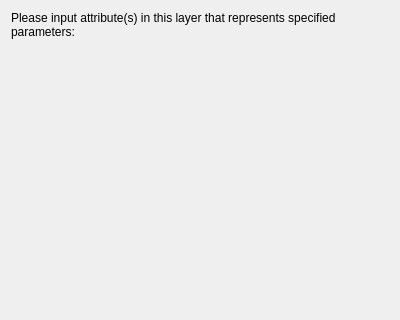
This is safe/gui/ui/wizard/step_kw45_inasafe_fields.ui in inasafe/inasafe as Qt 5 draws it before an edit; both pictures show x 0 to 400 and y 0 to 320 of the 400 by 723 pixel window. The edited form follows.
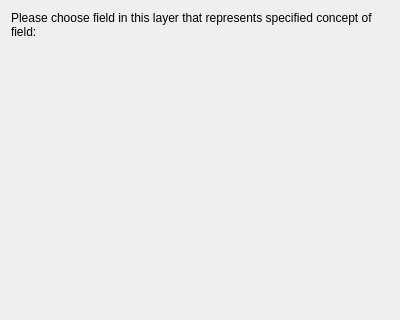
This is the edited form.

Commit message: Add default inasafe field to wizard.

Diff of the .ui file:
```diff
--- a/safe/gui/ui/wizard/step_kw45_inasafe_fields.ui
+++ b/safe/gui/ui/wizard/step_kw45_inasafe_fields.ui
@@ -23,7 +23,7 @@
       <string notr="true">font: 11pt &quot;Ubuntu&quot;;</string>
      </property>
      <property name="text">
-      <string>Please input attribute(s) in this layer that represents specified parameters:</string>
+      <string>Please choose field in this layer that represents specified concept of field:</string>
      </property>
      <property name="alignment">
       <set>Qt::AlignLeading|Qt::AlignLeft|Qt::AlignTop</set>
```
The commit also changes 3 other files.
